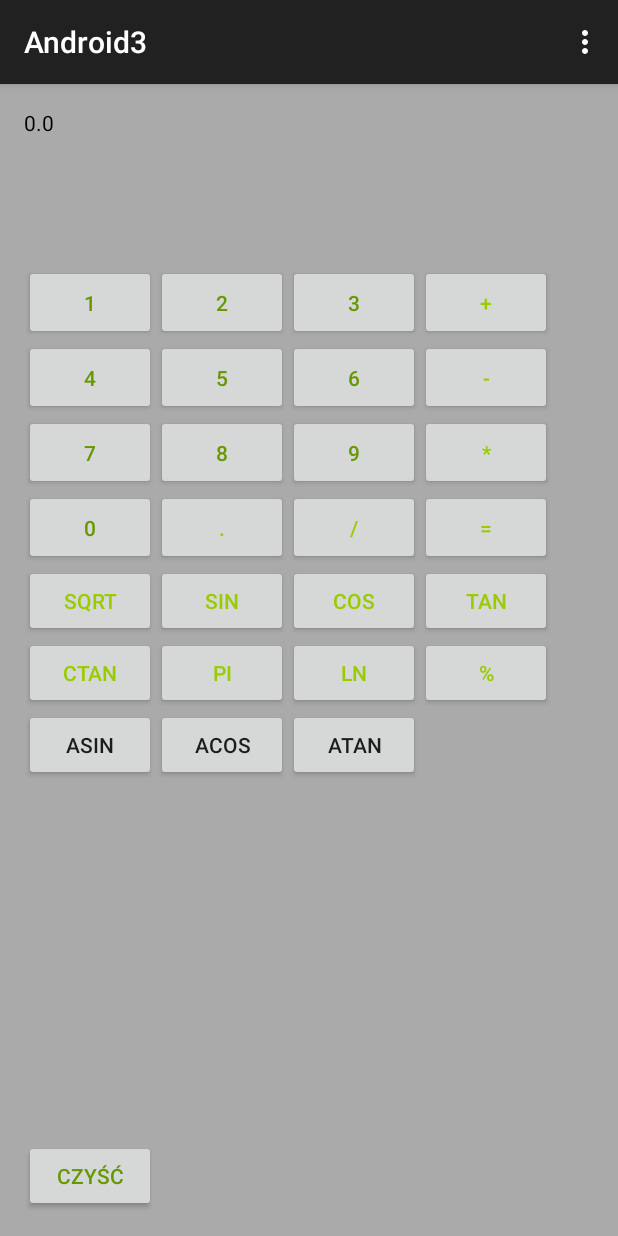
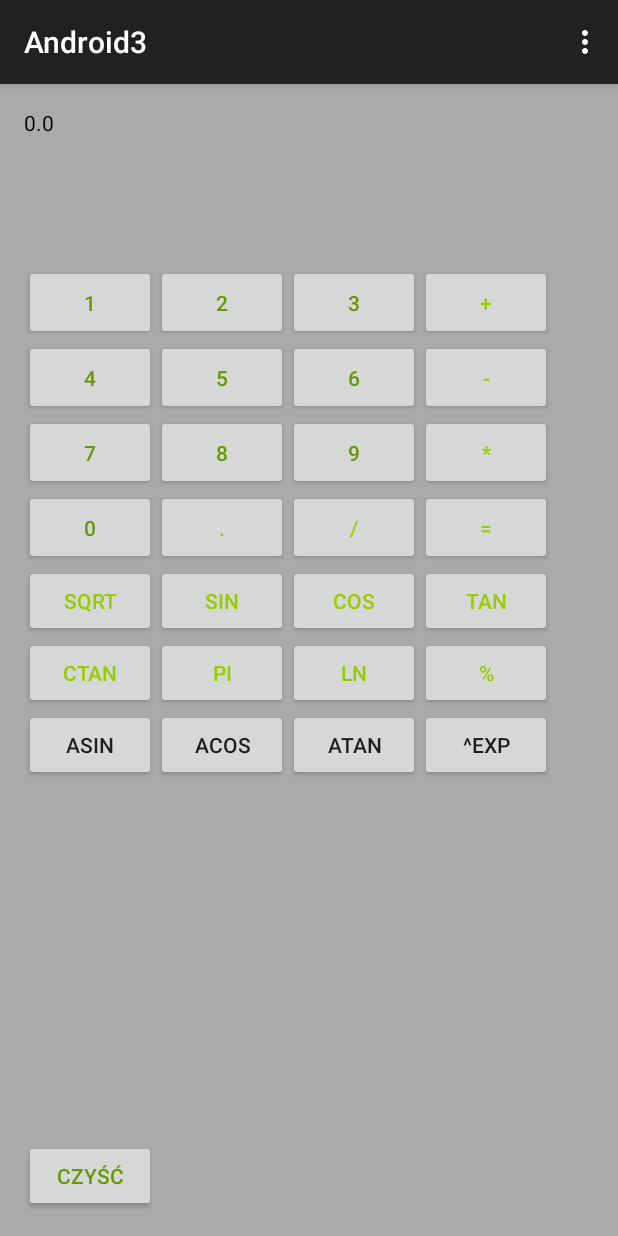
Before and after one commit to adriannakoszowska/Android3, an Android app: the screen it shows after launch (MainActivity), after a tap on "ATAN", on a phone screen of 412 x 824 dp. Run offline under Robolectric (Android 15) with nearby library versions, the phone set to English and light mode, and no system bars; 1 statement that could not run was skipped; 3 other taps on this screen came first.

```diff
--- a/app/src/main/java/com/example/adriannakoszowska/android3/MainActivity.java
+++ b/app/src/main/java/com/example/adriannakoszowska/android3/MainActivity.java
@@ -13,6 +13,7 @@ import static java.lang.StrictMath.asin;
 import static java.lang.StrictMath.atan;
 import static java.lang.StrictMath.cos;
 import static java.lang.StrictMath.log1p;
+import static java.lang.StrictMath.pow;
 import static java.lang.StrictMath.sin;
 import static java.lang.StrictMath.sqrt;
 import static java.lang.StrictMath.tan;
@@ -142,6 +143,10 @@ public class MainActivity extends ActionBarActivity {
                 dzialanie_globalne = "atan";
                 wynik();
                 break;
+            case R.id.power:
+                value = "^exp";
+                dzialanie_globalne = "power";
+                break;
         }
         if(dzialanie != null) {
             poprzednie.setText(dzialanie.getText() + value);
@@ -212,6 +217,9 @@ public class MainActivity extends ActionBarActivity {
             case "atan":
                 value = String.valueOf(atan(numberone));
                 break;
+            case "power":
+                value = String.valueOf(pow(numberone,numbertwo));
+                break;
         }
         poprzednie.setText("");
         dzialanie.setText(value);
--- a/app/src/main/res/layout/activity_main.xml
+++ b/app/src/main/res/layout/activity_main.xml
@@ -359,4 +359,14 @@
         android:layout_toEndOf="@+id/acos"
         android:onClick="Click" />
 
+    <Button
+        android:layout_width="wrap_content"
+        android:layout_height="wrap_content"
+        android:text="^exp"
+        android:id="@+id/power"
+        android:layout_alignBottom="@+id/atan"
+        android:layout_alignLeft="@+id/procent"
+        android:layout_alignStart="@+id/procent"
+        android:onClick="Click" />
+
 </RelativeLayout>
```
